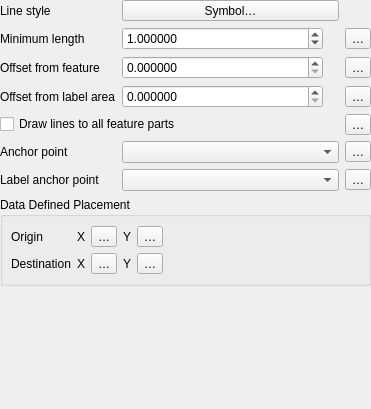
This is src/ui/callouts/widget_simplelinecallout.ui in qgis/QGIS as Qt 5 draws it before an edit. The edited form follows.
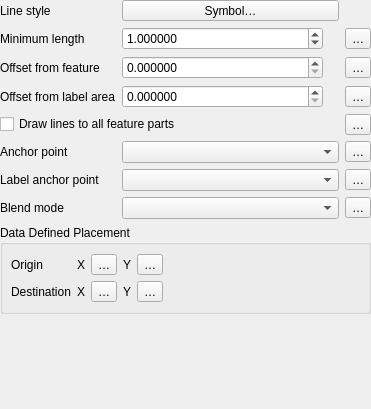
This is the edited form. Custom widgets are drawn as their Qt base class.

Commit message: [feature][callouts] Add blending mode settings

```diff
--- a/src/ui/callouts/widget_simplelinecallout.ui
+++ b/src/ui/callouts/widget_simplelinecallout.ui
@@ -182,6 +182,23 @@
        </property>
       </widget>
      </item>
+     <item row="7" column="3">
+     <widget class="QgsPropertyOverrideButton" name="mCalloutBlendModeDDBtn">
+       <property name="text">
+       <string>…</string>
+       </property>
+     </widget>
+     </item>
+     <item row="7" column="1" colspan="2">
+     <widget class="QgsBlendModeComboBox" name="mCalloutBlendComboBox"/>
+     </item>
+     <item row="7" column="0">
+     <widget class="QLabel" name="label_18">
+       <property name="text">
+       <string>Blend mode</string>
+       </property>
+     </widget>
+     </item>
      <item row="6" column="0">
       <widget class="QLabel" name="mAnchorPointLbl_2">
        <property name="text">
@@ -464,6 +481,11 @@
    <header>qgsunitselectionwidget.h</header>
    <container>1</container>
   </customwidget>
+  <customwidget>
+   <class>QgsBlendModeComboBox</class>
+   <extends>QComboBox</extends>
+   <header>qgsblendmodecombobox.h</header>
+  </customwidget>
  </customwidgets>
  <tabstops>
   <tabstop>mCalloutLineStyleButton</tabstop>
```
Left out of the diff: 2 changed lines with no effect on the pictures. The commit also changes 14 other files.
